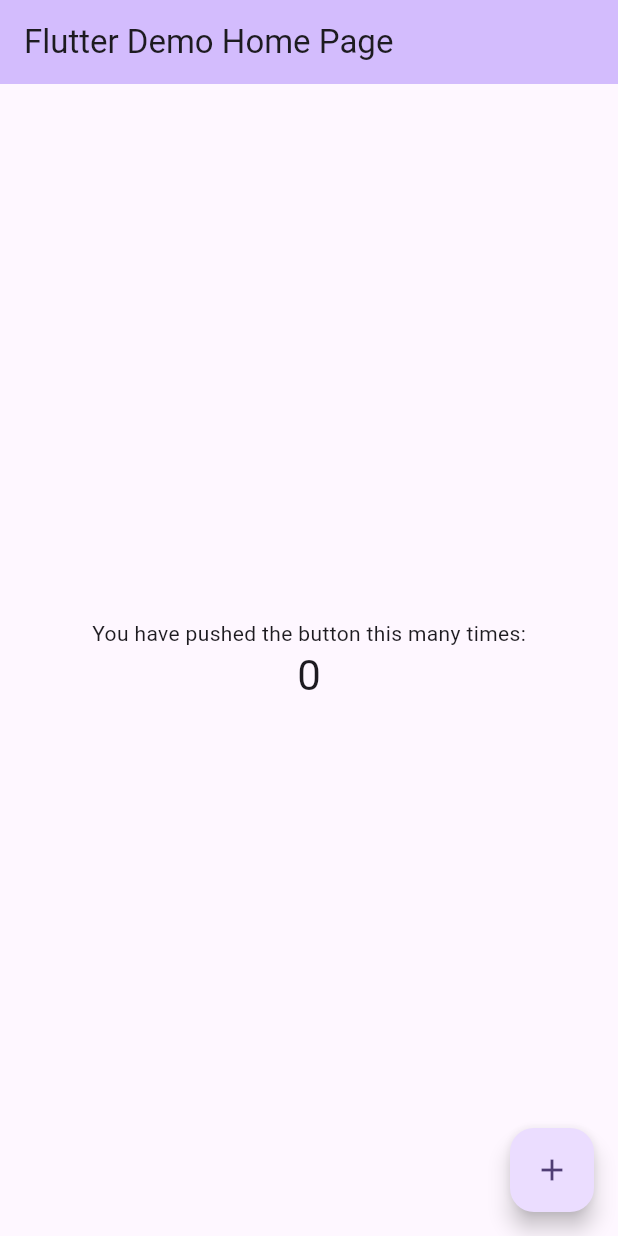
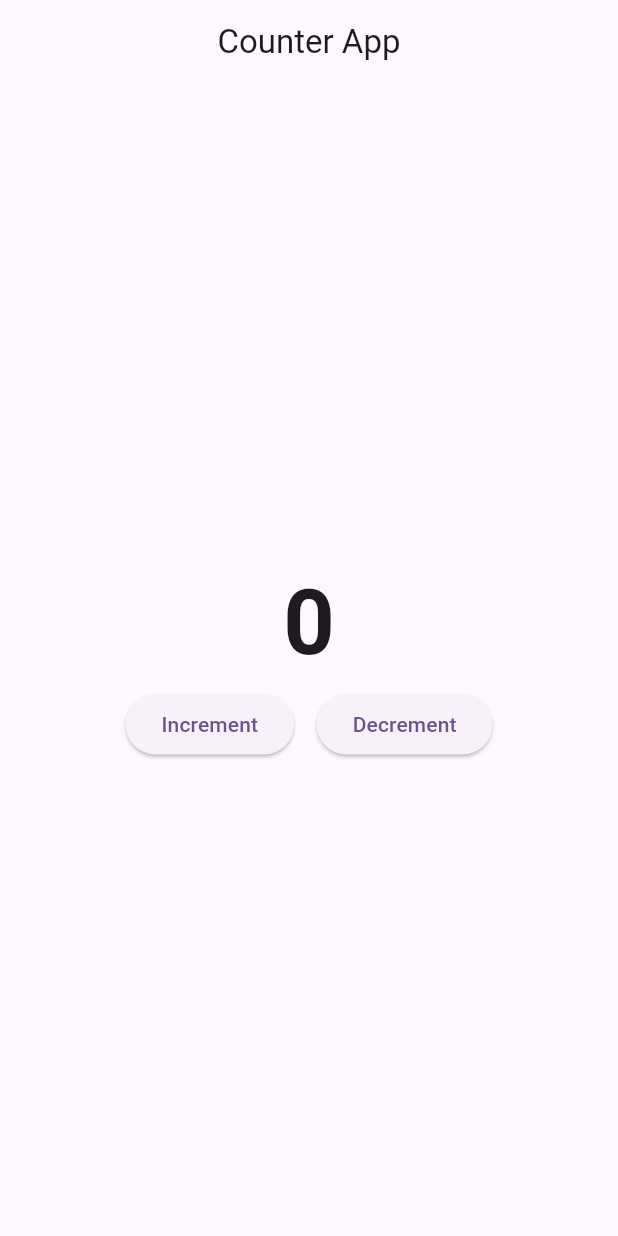
Before and after one commit to TheSaimSaeed/counter_bloc_example, a Flutter app: the screen it shows after launch, on a phone screen of 412 x 824 dp. Run offline on Flutter 3.47's test engine with Material 3 defaults, Android fonts, the phone set to English and light mode, and no system bars.

Commit message:
maked the ui of the counter app

```diff
--- a/lib/main.dart
+++ b/lib/main.dart
@@ -7,119 +7,57 @@ void main() {
 class MyApp extends StatelessWidget {
   const MyApp({super.key});
 
-  // This widget is the root of your application.
   @override
   Widget build(BuildContext context) {
     return MaterialApp(
-      title: 'Flutter Demo',
+      title: 'Counter App',
       theme: ThemeData(
-        // This is the theme of your application.
-        //
-        // TRY THIS: Try running your application with "flutter run". You'll see
-        // the application has a purple toolbar. Then, without quitting the app,
-        // try changing the seedColor in the colorScheme below to Colors.green
-        // and then invoke "hot reload" (save your changes or press the "hot
-        // reload" button in a Flutter-supported IDE, or press "r" if you used
-        // the command line to start the app).
-        //
-        // Notice that the counter didn't reset back to zero; the application
-        // state is not lost during the reload. To reset the state, use hot
-        // restart instead.
-        //
-        // This works for code too, not just values: Most code changes can be
-        // tested with just a hot reload.
         colorScheme: ColorScheme.fromSeed(seedColor: Colors.deepPurple),
         useMaterial3: true,
       ),
-      home: const MyHomePage(title: 'Flutter Demo Home Page'),
+      home: const HomeScreen(),
     );
   }
 }
 
-class MyHomePage extends StatefulWidget {
-  const MyHomePage({super.key, required this.title});
-
-  // This widget is the home page of your application. It is stateful, meaning
-  // that it has a State object (defined below) that contains fields that affect
-  // how it looks.
-
-  // This class is the configuration for the state. It holds the values (in this
-  // case the title) provided by the parent (in this case the App widget) and
-  // used by the build method of the State. Fields in a Widget subclass are
-  // always marked "final".
-
-  final String title;
+class HomeScreen extends StatefulWidget {
+  const HomeScreen({super.key});
 
   @override
-  State<MyHomePage> createState() => _MyHomePageState();
+  State<HomeScreen> createState() => _HomeScreenState();
 }
 
-class _MyHomePageState extends State<MyHomePage> {
-  int _counter = 0;
-
-  void _incrementCounter() {
-    setState(() {
-      // This call to setState tells the Flutter framework that something has
-      // changed in this State, which causes it to rerun the build method below
-      // so that the display can reflect the updated values. If we changed
-      // _counter without calling setState(), then the build method would not be
-      // called again, and so nothing would appear to happen.
-      _counter++;
-    });
-  }
-
+class _HomeScreenState extends State<HomeScreen> {
   @override
   Widget build(BuildContext context) {
-    // This method is rerun every time setState is called, for instance as done
-    // by the _incrementCounter method above.
-    //
-    // The Flutter framework has been optimized to make rerunning build methods
-    // fast, so that you can just rebuild anything that needs updating rather
-    // than having to individually change instances of widgets.
     return Scaffold(
       appBar: AppBar(
-        // TRY THIS: Try changing the color here to a specific color (to
-        // Colors.amber, perhaps?) and trigger a hot reload to see the AppBar
-        // change color while the other colors stay the same.
-        backgroundColor: Theme.of(context).colorScheme.inversePrimary,
-        // Here we take the value from the MyHomePage object that was created by
-        // the App.build method, and use it to set our appbar title.
-        title: Text(widget.title),
+        title: const Text('Counter App'),
+        centerTitle: true,
       ),
       body: Center(
-        // Center is a layout widget. It takes a single child and positions it
-        // in the middle of the parent.
         child: Column(
-          // Column is also a layout widget. It takes a list of children and
-          // arranges them vertically. By default, it sizes itself to fit its
-          // children horizontally, and tries to be as tall as its parent.
-          //
-          // Column has various properties to control how it sizes itself and
-          // how it positions its children. Here we use mainAxisAlignment to
-          // center the children vertically; the main axis here is the vertical
-          // axis because Columns are vertical (the cross axis would be
-          // horizontal).
-          //
-          // TRY THIS: Invoke "debug painting" (choose the "Toggle Debug Paint"
-          // action in the IDE, or press "p" in the console), to see the
-          // wireframe for each widget.
           mainAxisAlignment: MainAxisAlignment.center,
-          children: <Widget>[
-            const Text(
-              'You have pushed the button this many times:',
+          children: [
+            Text(
+              '0',
+              style: TextStyle(fontSize: 60, fontWeight: FontWeight.bold),
             ),
-            Text(
-              '$_counter',
-              style: Theme.of(context).textTheme.headlineMedium,
-            ),
+            Row(
+              mainAxisAlignment: MainAxisAlignment.center,
+              children: [
+                //Increment
+                ElevatedButton(onPressed: () {}, child: Text('Increment')),
+                SizedBox(
+                  width: 15,
+                ),
+                //decrement
+                ElevatedButton(onPressed: () {}, child: Text('Decrement'))
+              ],
+            )
           ],
         ),
       ),
-      floatingActionButton: FloatingActionButton(
-        onPressed: _incrementCounter,
-        tooltip: 'Increment',
-        child: const Icon(Icons.add),
-      ), // This trailing comma makes auto-formatting nicer for build methods.
     );
   }
 }
--- a/pubspec.yaml
+++ b/pubspec.yaml
@@ -35,6 +35,9 @@ dependencies:
   # The following adds the Cupertino Icons font to your application.
   # Use with the CupertinoIcons class for iOS style icons.
   cupertino_icons: ^1.0.6
+  flutter_bloc: ^8.1.6
+  bloc: ^8.1.4
+  equatable: ^2.0.5
 
 dev_dependencies:
   flutter_test:
```
Also changed, not shown: pubspec.lock.
